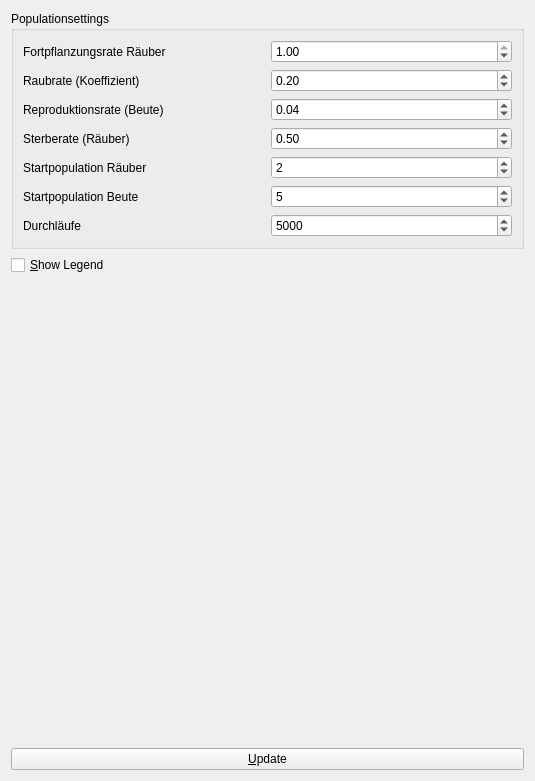
Before: the Qt Designer form raeuber-beute/werkzeuge.ui in cniehaus/biotools, drawn with Qt 5.
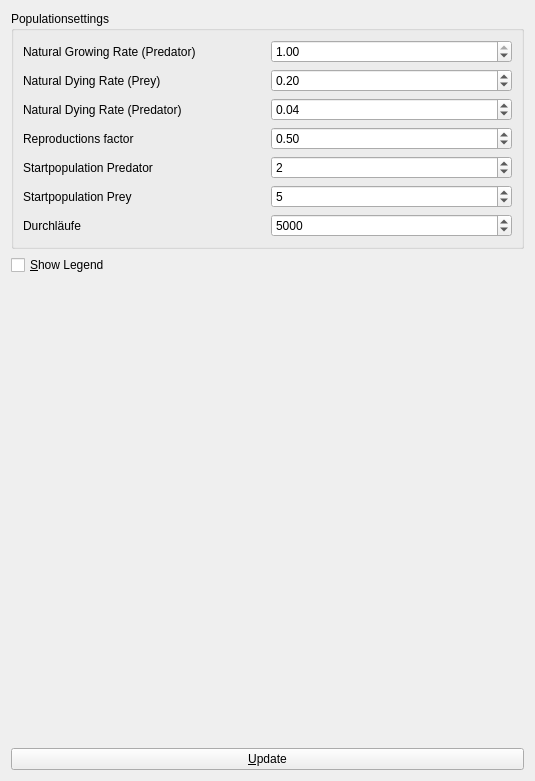
After: the same form once the commit is applied.

Commit message: Strings now in english

What changed in the file:
```diff
--- a/raeuber-beute/werkzeuge.ui
+++ b/raeuber-beute/werkzeuge.ui
@@ -35,7 +35,7 @@
       <item row="0" column="0">
        <widget class="QLabel" name="label_4">
         <property name="text">
-         <string>Fortpflanzungsrate Räuber</string>
+         <string>Natural Growing Rate (Predator)</string>
         </property>
         <property name="buddy">
          <cstring>a</cstring>
@@ -58,7 +58,7 @@
       <item row="1" column="0">
        <widget class="QLabel" name="label_5">
         <property name="text">
-         <string>Raubrate (Koeffizient)</string>
+         <string>Natural Dying Rate (Prey)</string>
         </property>
         <property name="buddy">
          <cstring>b</cstring>
@@ -81,7 +81,7 @@
       <item row="2" column="0">
        <widget class="QLabel" name="label_6">
         <property name="text">
-         <string>Reproduktionsrate (Beute)</string>
+         <string>Natural Dying Rate (Predator)</string>
         </property>
         <property name="buddy">
          <cstring>p</cstring>
@@ -104,7 +104,7 @@
       <item row="3" column="0">
        <widget class="QLabel" name="label_7">
         <property name="text">
-         <string>Sterberate (Räuber)</string>
+         <string>Reproductions factor</string>
         </property>
         <property name="buddy">
          <cstring>c</cstring>
@@ -127,7 +127,7 @@
       <item row="4" column="0">
        <widget class="QLabel" name="label_8">
         <property name="text">
-         <string>Startpopulation Räuber</string>
+         <string>Startpopulation Predator</string>
         </property>
         <property name="buddy">
          <cstring>Predator0</cstring>
@@ -147,7 +147,7 @@
       <item row="5" column="0">
        <widget class="QLabel" name="label_9">
         <property name="text">
-         <string>Startpopulation Beute</string>
+         <string>Startpopulation Prey</string>
         </property>
         <property name="buddy">
          <cstring>Prey0</cstring>
```
